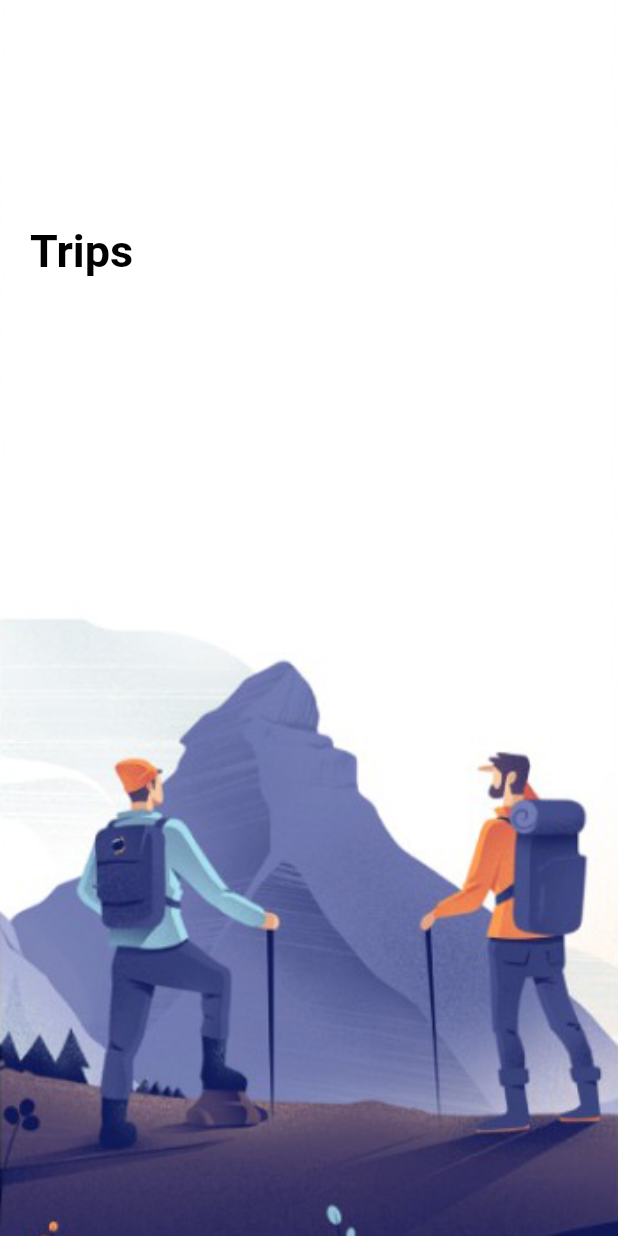
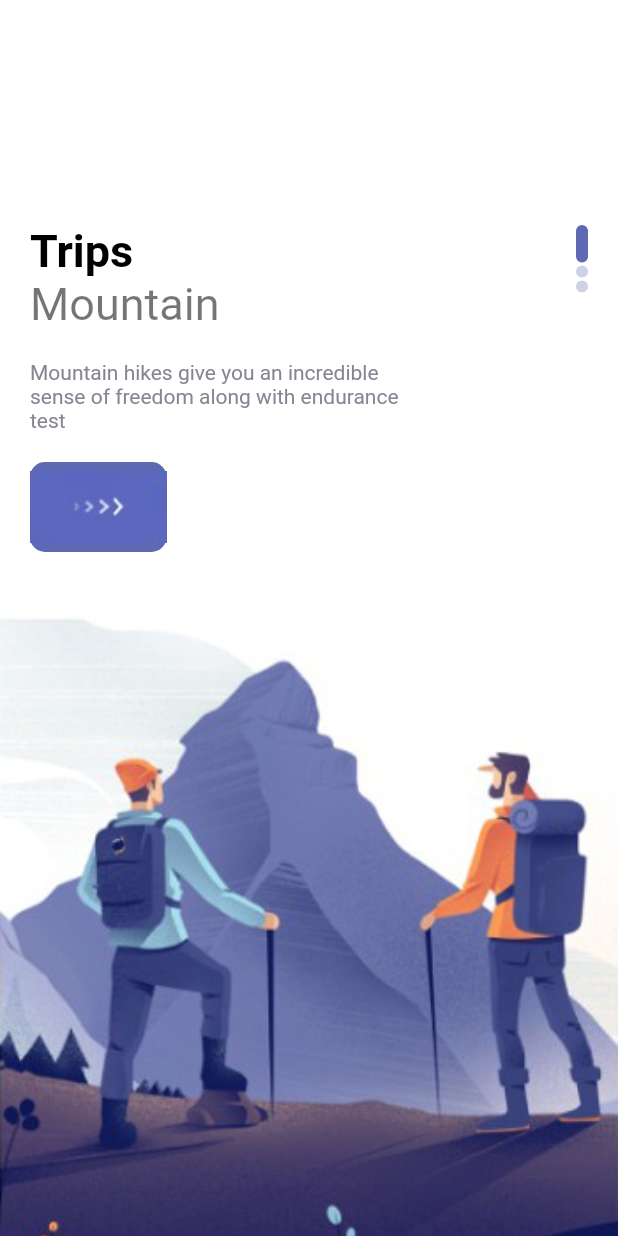
Before and after one commit to Sir-Nath/Travel_App, a Flutter app: the screen it shows after launch, on a phone screen of 412 x 824 dp. Run offline on Flutter 3.47's test engine with Material 2 defaults, Android fonts, the phone set to English and light mode, and no system bars.

Commit message:
second commit

```diff
--- a/lib/pages/welcome_page.dart
+++ b/lib/pages/welcome_page.dart
@@ -1,5 +1,8 @@
 import 'package:flutter/material.dart';
+import 'package:travel_app/misc/colors.dart';
 import '../widgets/app_large_text.dart';
+import '../widgets/app_text.dart';
+import '../widgets/responsive_button.dart';
 
 class WelcomePage extends StatefulWidget {
   const WelcomePage({Key? key}) : super(key: key);
@@ -13,6 +16,9 @@ class _WelcomePageState extends State<WelcomePage> {
     'welcome-one.png',
     'welcome-two.png',
     'welcome-three.png'
+  ];
+  List text = [
+
   ];
   @override
   Widget build(BuildContext context) {
@@ -36,11 +42,42 @@ class _WelcomePageState extends State<WelcomePage> {
             child: Container(
               margin: const EdgeInsets.only(top: 150, left: 20, right: 20),
               child: Row(
+                mainAxisAlignment: MainAxisAlignment.spaceBetween,
                 children: [
                   Column(
+                    crossAxisAlignment: CrossAxisAlignment.start,
                     children: [
                       AppLargeText(text: 'Trips'),
+                      AppText(text: 'Mountain',size: 30,),
+                      const SizedBox(
+                        height: 20,
+                      ),
+                      Container(
+                        width: 250,
+                        child: AppText(
+                          text: 'Mountain hikes give you an incredible sense of freedom along with endurance test',
+                          color: AppColors.textColor2,
+                          size: 14,
+                        ),
+                      ),
+                      const SizedBox(
+                        height: 20,
+                      ),
+                      ResponsiveButton()
                     ],
+                  ),
+                  Column(
+                    children: List.generate(3, (indexDots){
+                      return Container(
+                        margin: const EdgeInsets.only(bottom: 2),
+                        width: 8,
+                        height: index == indexDots?25:8,
+                        decoration: BoxDecoration(
+                          borderRadius: BorderRadius.circular(8),
+                          color: index ==indexDots ? AppColors.mainColor: AppColors.mainColor.withOpacity(0.3),
+                        ),
+                      );
+                    }),
                   )
                 ],
               ),
--- a/lib/widgets/app_text.dart
+++ b/lib/widgets/app_text.dart
@@ -0,0 +1,22 @@
+import'package:flutter/material.dart';
+import'package:flutter/cupertino.dart';
+class AppText extends StatelessWidget {
+  double size;
+  final String text;
+  final Color color;
+  AppText({Key? key,
+    this.size = 16,
+    required this.text,
+    this.color = Colors.black54}) : super(key: key);
+
+  @override
+  Widget build(BuildContext context) {
+    return Text(
+        text,
+        style: TextStyle(
+            color: color,
+            fontSize: size,
+        )
+    );
+  }
+}
--- /dev/null
+++ b/lib/widgets/responsive_button.dart
@@ -0,0 +1,25 @@
+import 'package:flutter/cupertino.dart';
+import 'package:travel_app/misc/colors.dart';
+class ResponsiveButton extends StatelessWidget {
+  bool? isResponsive;
+  double? width;
+  ResponsiveButton({Key? key, this.width, this.isResponsive = false}) : super(key: key);
+
+  @override
+  Widget build(BuildContext context) {
+    return Container(
+      width: width,
+      height: 60,
+      decoration: BoxDecoration(
+        borderRadius: BorderRadius.circular(10),
+        color: AppColors.mainColor,
+      ),
+      child: Row(
+        mainAxisAlignment: MainAxisAlignment.center,
+        children: [
+          Image.asset('images/button-one.png'),
+        ],
+      ),
+    );
+  }
+}
```
Also changed, not shown: lib/navPages/bar_item_page.dart (added, +15 -0 lines), lib/navPages/main_page.dart (added, +23 -0 lines), lib/navPages/my_page.dart (added, +16 -0 lines), lib/navPages/search_page.dart (added, +15 -0 lines).
